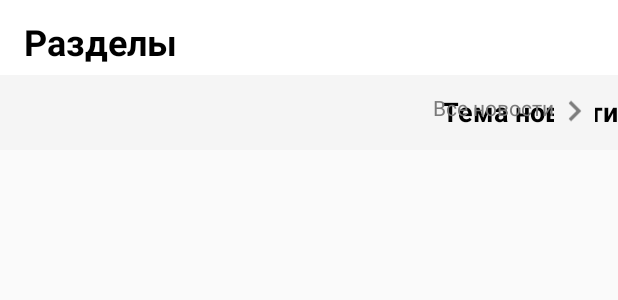
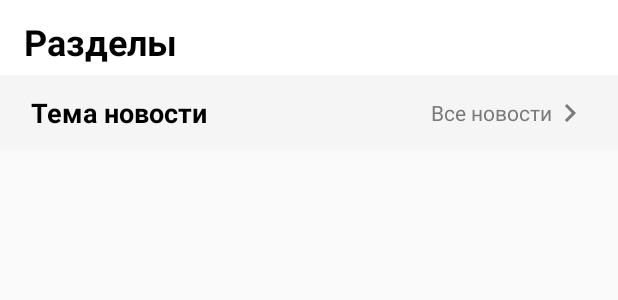
Before and after one commit to RAMIHAMADA/Awesome_News_Checkus, an Android app: the layout fragment_news_topics.xml on its own in the app's theme, with its tools: preview values and no code run, on a phone screen of 412 x 824 dp. Shown: the top 300 px of the screen. Run offline under Robolectric (Android 15) with nearby library versions, the phone set to English and light mode, and no system bars.

Commit message:
add adapter in fragment (all topics)

```diff
--- a/app/src/main/java/com/awesomenews/checkus/models/TitleModel.kt
+++ b/app/src/main/java/com/awesomenews/checkus/models/TitleModel.kt
@@ -1,3 +1,7 @@
 package com.awesomenews.checkus.models
 
-data class TitleModel(var categoryTitle: String)
+import java.io.Serializable
+
+data class TitleModel(
+    var categoryTitle: String
+): Serializable
--- a/app/src/main/java/com/awesomenews/checkus/ui/main/screen/MainScreenFragment.kt
+++ b/app/src/main/java/com/awesomenews/checkus/ui/main/screen/MainScreenFragment.kt
@@ -103,7 +103,7 @@ class MainScreenFragment : Fragment() {
         )
         adapter.submitList(list)
     }
-
+    // осуществлена навигация с фрагмента MainScreenFragment на DetailsNewsFragment
     private fun navigateTo(news_detalis: InfoModel) {
         findNavController().navigate(
             MainScreenFragmentDirections.actionMainScreenFragmentToDetailsNewsFragment(
--- a/app/src/main/res/drawable/ic_arrow_navigate_next.xml
+++ b/app/src/main/res/drawable/ic_arrow_navigate_next.xml
@@ -1,6 +1,6 @@
 <vector android:alpha="0.98" android:autoMirrored="true"
-    android:height="27dp" android:tint="#7A7A7A"
+    android:height="24dp" android:tint="#7A7A7A"
     android:viewportHeight="24" android:viewportWidth="24"
-    android:width="27dp" xmlns:android="http://schemas.android.com/apk/res/android">
+    android:width="24dp" xmlns:android="http://schemas.android.com/apk/res/android">
     <path android:fillColor="@android:color/white" android:pathData="M10,6L8.59,7.41 13.17,12l-4.58,4.59L10,18l6,-6z"/>
 </vector>
--- /dev/null
+++ b/app/src/main/res/drawable/ic_baseline_navigate_next.xml
@@ -0,0 +1,5 @@
+<vector android:autoMirrored="true" android:height="24dp"
+    android:tint="#7A7A7A" android:viewportHeight="24"
+    android:viewportWidth="24" android:width="24dp" xmlns:android="http://schemas.android.com/apk/res/android">
+    <path android:fillColor="@android:color/white" android:pathData="M10,6L8.59,7.41 13.17,12l-4.58,4.59L10,18l6,-6z"/>
+</vector>
--- a/app/src/main/res/layout/fragment_news_topics.xml
+++ b/app/src/main/res/layout/fragment_news_topics.xml
@@ -35,10 +35,9 @@
 
     <androidx.recyclerview.widget.RecyclerView
         android:id="@+id/recycler_view_news_topics"
-        android:layout_width="wrap_content"
-        android:layout_height="0dp"
+        android:layout_width="0dp"
+        android:layout_height="wrap_content"
         app:layoutManager="androidx.recyclerview.widget.LinearLayoutManager"
-        app:layout_constraintBottom_toBottomOf="parent"
         app:layout_constraintEnd_toEndOf="parent"
         app:layout_constraintStart_toStartOf="parent"
         app:layout_constraintTop_toBottomOf="@id/view_container_for_name_ic"
--- a/app/src/main/res/layout/item_title_news_topics_card.xml
+++ b/app/src/main/res/layout/item_title_news_topics_card.xml
@@ -18,50 +18,38 @@
 
     <TextView
         android:id="@+id/title_item_news_topics_tv"
-        android:layout_width="match_parent"
+        android:gravity="center"
+        android:layout_width="wrap_content"
         android:layout_height="0dp"
-        android:layout_marginStart="15dp"
-        android:layout_marginTop="12dp"
-        android:layout_marginBottom="12dp"
+        android:layout_marginStart="20dp"
         android:textColor="@color/black"
-        android:textSize="18dp"
+        android:textSize="18sp"
         android:textStyle="bold"
         app:layout_constraintBottom_toBottomOf="@id/title_of_topic_view"
-        app:layout_constraintEnd_toEndOf="@id/title_of_topic_view"
-        app:layout_constraintHorizontal_bias="1.0"
         app:layout_constraintStart_toStartOf="@id/title_of_topic_view"
         app:layout_constraintTop_toTopOf="@id/title_of_topic_view"
-        app:layout_constraintVertical_bias="1.0"
         tools:text="Тема новости" />
 
     <TextView
         android:id="@+id/all_news_tv"
         android:layout_width="wrap_content"
         android:layout_height="0dp"
-        android:layout_marginTop="12dp"
-        android:layout_marginBottom="12dp"
         android:text="@string/all_news"
-        android:textSize="14dp"
         android:textColor="@color/grey_date"
-        app:layout_constraintBottom_toBottomOf="@id/title_of_topic_view"
+        android:textSize="14sp"
+        app:layout_constraintTop_toTopOf="@id/arrow_navigate_next_iv"
+        app:layout_constraintBottom_toBottomOf="@id/arrow_navigate_next_iv"
         app:layout_constraintEnd_toStartOf="@id/arrow_navigate_next_iv"
-        app:layout_constraintHorizontal_bias="1.0"
-        app:layout_constraintStart_toEndOf="@id/title_item_news_topics_tv"
-        app:layout_constraintTop_toTopOf="@id/title_of_topic_view" />
+        android:gravity="center"/>
 
     <ImageView
         android:id="@+id/arrow_navigate_next_iv"
         android:layout_width="wrap_content"
-        android:layout_height="0dp"
-        android:layout_marginTop="10dp"
-        android:layout_marginEnd="15dp"
-        android:layout_marginBottom="12dp"
-        android:background="@color/greyForFragment"
-        android:src="@drawable/ic_arrow_navigate_next"
+        android:layout_height="wrap_content"
+        android:layout_marginEnd="20dp"
+        android:src="@drawable/ic_baseline_navigate_next"
         app:layout_constraintBottom_toBottomOf="@id/title_of_topic_view"
         app:layout_constraintEnd_toEndOf="@id/title_of_topic_view"
-        app:layout_constraintHorizontal_bias="1.0"
-        app:layout_constraintStart_toStartOf="@id/title_of_topic_view"
         app:layout_constraintTop_toTopOf="@id/title_of_topic_view" />
 
     <View
--- a/app/src/main/res/navigation/new_topics.xml
+++ b/app/src/main/res/navigation/new_topics.xml
@@ -8,5 +8,9 @@
     <fragment
         android:id="@+id/newsTopicsFragment"
         android:name="com.awesomenews.checkus.ui.news.topics.NewsTopicsFragment"
-        android:label="NewsTopicsFragment" />
+        android:label="NewsTopicsFragment" >
+        <argument
+            android:name="title_news_topics"
+            app:argType="com.awesomenews.checkus.models.TitleModel" />
+    </fragment>
 </navigation>
```
Also changed, not shown: app/src/main/java/com/awesomenews/checkus/adapters/TopicsNewsAdapter.kt (+36 -18 lines), app/src/main/java/com/awesomenews/checkus/ui/news/topics/NewsTopicsFragment.kt (+23 -28 lines), app/src/main/res/layout/item_new_topics_scroll_card.xml (+9 -9 lines).
